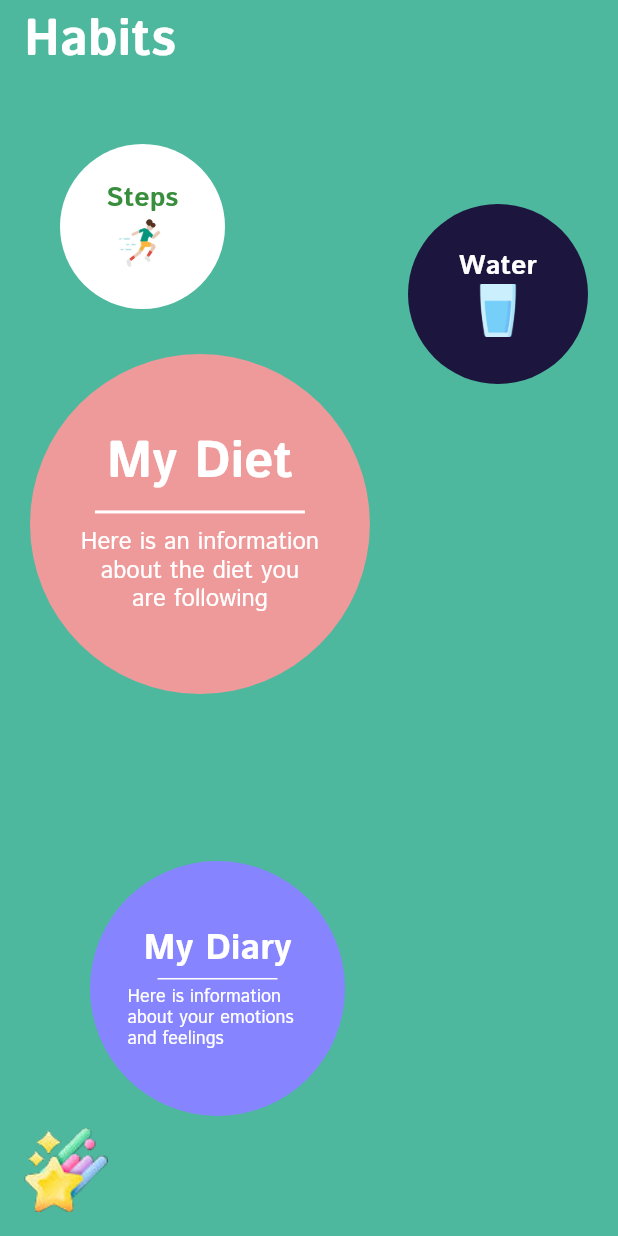
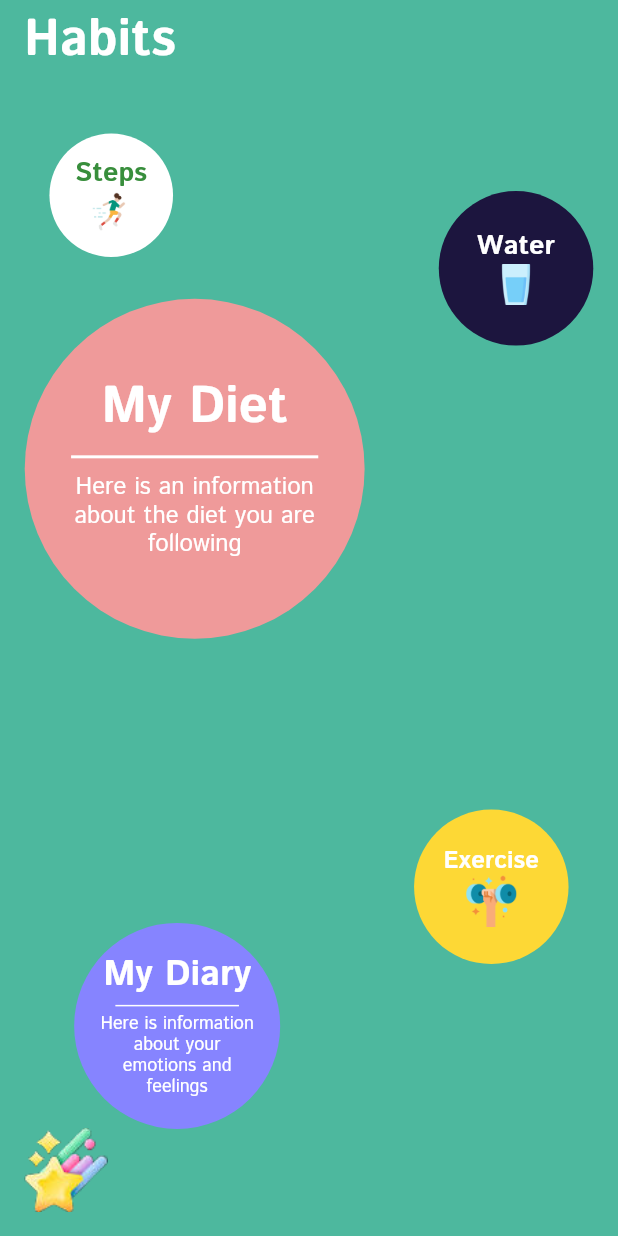
Before and after one commit to assanbayg/helzy, a Flutter app: the HabitsScreen screen opened by its route, on a phone screen of 412 x 824 dp. Run offline on Flutter 3.47's test engine with Material 2 defaults, Android fonts, the phone set to English and light mode, and no system bars; our stand-ins replace cloud_firestore, file_picker, firebase_auth, firebase_core, fl_chart; accounts and stored records are empty.

Commit message:
update: habit, policy screens layout

```diff
--- a/lib/main.dart
+++ b/lib/main.dart
@@ -73,7 +73,8 @@ class MyApp extends StatelessWidget {
           Locale('kk', 'KK'),
         ],
         // home: const MainScreen(),
-        home: const NavigationBarScreen(),
+        // home: const NavigationBarScreen(),
+        home: PolicyScreen(),
         initialRoute: '/',
         routes: {
           NavigationBarScreen.routeName: (context) =>
@@ -96,7 +97,7 @@ class MyApp extends StatelessWidget {
           WaterScreen.routeName: (context) => const WaterScreen(),
           MyDietScreen.routeName: (context) => const MyDietScreen(),
           StepsScreen.routeName: (context) => const StepsScreen(),
-          Treatment.routeName: (context) => const Treatment(),
+          TreatmentScreen.routeName: (context) => const TreatmentScreen(),
           DiaryScreen.routeName: (context) => const DiaryScreen(),
         },
       ),
--- a/lib/navigation/habits_screen.dart
+++ b/lib/navigation/habits_screen.dart
@@ -14,25 +14,26 @@ class HabitsScreen extends StatelessWidget {
   @override
   Widget build(BuildContext context) {
     final ThemeData theme = Theme.of(context);
-    final MediaQueryData mediaQuery = MediaQuery.of(context);
+    final Size size = MediaQuery.of(context).size;
+
     return Scaffold(
       appBar: MyAppBar(theme: theme, title: 'Habits'),
       body: Container(
-        padding: const EdgeInsets.all(20),
+        padding: EdgeInsets.all(size.height / 50),
         height: double.infinity,
         width: double.infinity,
         child: Stack(
           children: [
             Positioned(
-              top: 20,
-              left: 20,
+              top: size.height / 50,
+              left: size.height / 50,
               child: GestureDetector(
                 onTap: () {
                   Navigator.pushNamed(context, StepsScreen.routeName);
                 },
                 child: Container(
-                  height: 110,
-                  width: 110,
+                  height: size.height / 10,
+                  width: size.height / 10,
                   alignment: Alignment.center,
                   decoration: BoxDecoration(
                     color: Colors.white,
@@ -50,7 +51,7 @@ class HabitsScreen extends StatelessWidget {
                         ),
                       ),
                       SizedBox(
-                          height: 35,
+                          height: size.height / 30,
                           child: Image.asset('assets/images/steps_icon.png')),
                     ],
                   ),
@@ -58,15 +59,15 @@ class HabitsScreen extends StatelessWidget {
               ),
             ),
             Positioned(
-              top: 60,
+              top: size.height / 15,
               right: 0,
               child: GestureDetector(
                 onTap: () {
                   Navigator.pushNamed(context, WaterScreen.routeName);
                 },
                 child: Container(
-                  height: 120,
-                  width: 120,
+                  height: size.height / 8,
+                  width: size.height / 8,
                   alignment: Alignment.center,
                   decoration: BoxDecoration(
                     color: const Color.fromARGB(255, 28, 21, 62),
@@ -83,7 +84,7 @@ class HabitsScreen extends StatelessWidget {
                         ),
                       ),
                       SizedBox(
-                          height: 35,
+                          height: size.height / 30,
                           child: Image.asset('assets/images/water.png')),
                     ],
                   ),
@@ -91,14 +92,14 @@ class HabitsScreen extends StatelessWidget {
               ),
             ),
             Positioned(
-              top: 160,
+              top: size.height / 6.5,
               child: GestureDetector(
                 onTap: () {
                   Navigator.of(context).pushNamed(MyDietScreen.routeName);
                 },
                 child: Container(
-                  height: mediaQuery.size.width * 0.55,
-                  width: mediaQuery.size.width * 0.55,
+                  height: size.width * 0.55,
+                  width: size.width * 0.55,
                   alignment: Alignment.center,
                   decoration: BoxDecoration(
                       color: Colors.red.shade200, shape: BoxShape.circle),
@@ -110,14 +111,14 @@ class HabitsScreen extends StatelessWidget {
                         style: theme.textTheme.headlineMedium,
                       ),
                       Container(
-                        width: 140,
+                        width: size.height * 0.2,
                         height: 2,
                         margin: const EdgeInsets.symmetric(vertical: 10),
                         color: Colors.white,
                       ),
-                      const SizedBox(
-                        width: 160,
-                        child: Text(
+                      SizedBox(
+                        width: size.height * 0.2,
+                        child: const Text(
                           'Here is an information about the diet you are following',
                           textAlign: TextAlign.center,
                         ),
@@ -127,46 +128,46 @@ class HabitsScreen extends StatelessWidget {
                 ),
               ),
             ),
-            // Positioned(
-            //   bottom: 180,
-            //   right: 20,
-            //   child: GestureDetector(
-            //     onTap: () {},
-            //     child: Container(
-            //       height: 100,
-            //       width: 100,
-            //       alignment: Alignment.center,
-            //       decoration: BoxDecoration(
-            //         color: Colors.yellow.shade600,
-            //         borderRadius: BorderRadius.circular(50),
-            //       ),
-            //       child: Column(
-            //         mainAxisAlignment: MainAxisAlignment.center,
-            //         children: [
-            //           const Text(
-            //             'Exercise',
-            //             style: TextStyle(fontWeight: FontWeight.w700),
-            //             textAlign: TextAlign.center,
-            //           ),
-            //           SizedBox(
-            //             height: 40,
-            //             child: Image.asset('assets/images/exercise_icon.png'),
-            //           ),
-            //         ],
-            //       ),
-            //     ),
-            //   ),
-            // ),
             Positioned(
-              bottom: 60,
-              left: 40,
+              bottom: size.height / 5,
+              right: size.height / 50,
+              child: GestureDetector(
+                onTap: () {},
+                child: Container(
+                  height: size.height * 0.125,
+                  width: size.height * 0.125,
+                  alignment: Alignment.center,
+                  decoration: BoxDecoration(
+                    color: Colors.yellow.shade600,
+                    borderRadius: BorderRadius.circular(100),
+                  ),
+                  child: Column(
+                    mainAxisAlignment: MainAxisAlignment.center,
+                    children: [
+                      const Text(
+                        'Exercise',
+                        style: TextStyle(fontWeight: FontWeight.w700),
+                        textAlign: TextAlign.center,
+                      ),
+                      SizedBox(
+                        height: size.height / 24,
+                        child: Image.asset('assets/images/exercise_icon.png'),
+                      ),
+                    ],
+                  ),
+                ),
+              ),
+            ),
+            Positioned(
+              bottom: size.height / 15,
+              left: size.height / 25,
               child: GestureDetector(
                 onTap: () {
                   Navigator.pushNamed(context, DiaryScreen.routeName);
                 },
                 child: Container(
-                  height: 170,
-                  width: 170,
+                  height: size.height / 6,
+                  width: size.height / 6,
                   alignment: Alignment.center,
                   decoration: BoxDecoration(
                     color: const Color.fromRGBO(134, 132, 255, 1),
@@ -178,16 +179,17 @@ class HabitsScreen extends StatelessWidget {
                     children: [
                       Text('My Diary', style: theme.textTheme.headlineSmall),
                       Container(
-                        width: 80,
+                        width: size.height / 10,
                         height: 1,
                         margin: const EdgeInsets.symmetric(vertical: 5),
                         color: Colors.white,
                       ),
                       SizedBox(
-                        width: 120,
+                        width: size.height * 0.125,
                         child: Text(
                           'Here is information about your emotions and feelings',
                           style: theme.textTheme.bodySmall,
+                          textAlign: TextAlign.center,
                         ),
                       ),
                     ],
--- a/lib/navigation/plans_screen.dart
+++ b/lib/navigation/plans_screen.dart
@@ -56,7 +56,8 @@ class _PlansScreenState extends State<PlansScreen> {
             PlanCard(
               title: 'Treatment',
               editedText: 'edited last week',
-              onTap: () => Navigator.pushNamed(context, Treatment.routeName),
+              onTap: () =>
+                  Navigator.pushNamed(context, TreatmentScreen.routeName),
             ),
             PlanCard(
               title: 'Notifications',
```
Also changed, not shown: lib/auth/policy_screen.dart (+29 -38 lines), lib/plans/screens/notifications_screen.dart (+13 -16 lines), lib/plans/screens/treatment_screen.dart (+14 -12 lines), 1 other file.
